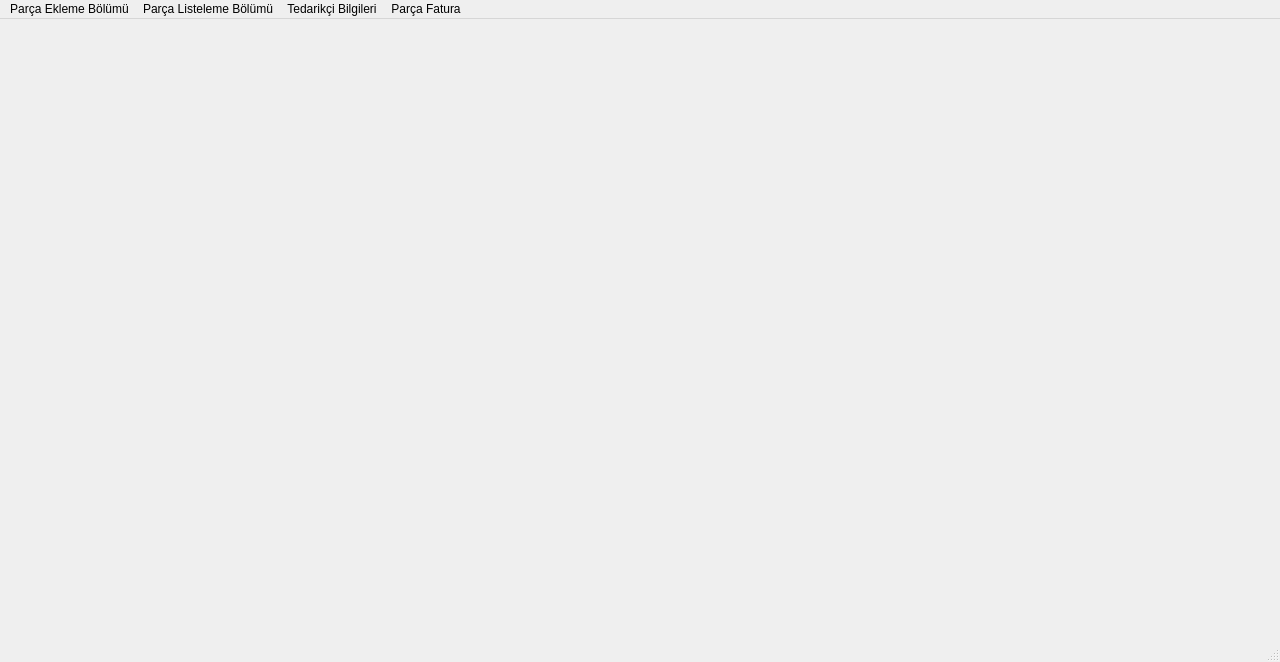
First picture: the form in tmoanapencere.ui, repository onur35iii/TeknolojiMarketiOtomasyonu, before the edit.
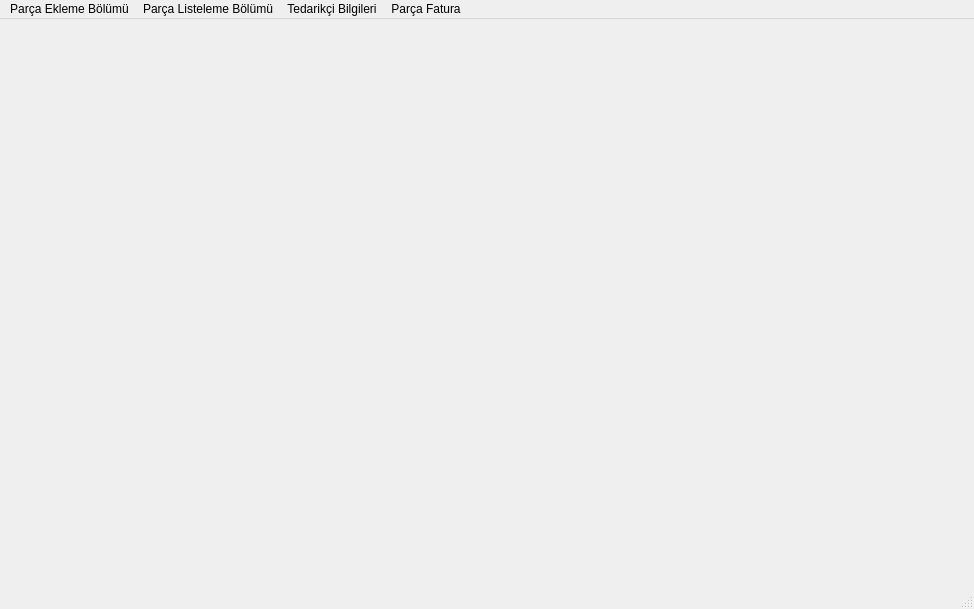
Second picture: the form after the edit. Icons and pictures are not drawn.

The edit to the form file:
```diff
--- a/tmoanapencere.ui
+++ b/tmoanapencere.ui
@@ -6,13 +6,23 @@
    <rect>
     <x>0</x>
     <y>0</y>
-    <width>1280</width>
-    <height>662</height>
+    <width>974</width>
+    <height>609</height>
    </rect>
   </property>
+  <property name="maximumSize">
+   <size>
+    <width>974</width>
+    <height>609</height>
+   </size>
+  </property>
   <property name="windowTitle">
    <string>TMOAnaPencere</string>
   </property>
+  <property name="styleSheet">
+   <string notr="true">QMainWindow{
+	background-image: url(:/resimler/anapencere.jpg);}</string>
+  </property>
   <widget class="QWidget" name="centralwidget"/>
   <widget class="QStatusBar" name="statusbar"/>
   <widget class="QMenuBar" name="menubar">
@@ -20,7 +30,7 @@
     <rect>
      <x>0</x>
      <y>0</y>
-     <width>1280</width>
+     <width>974</width>
      <height>21</height>
     </rect>
    </property>
```
